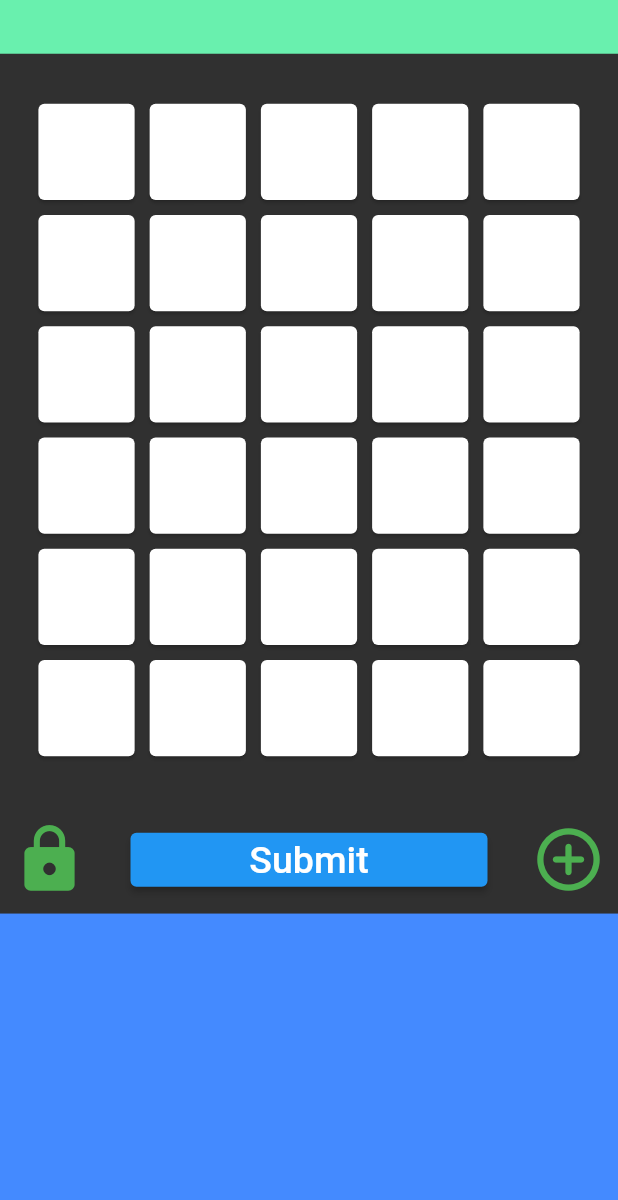
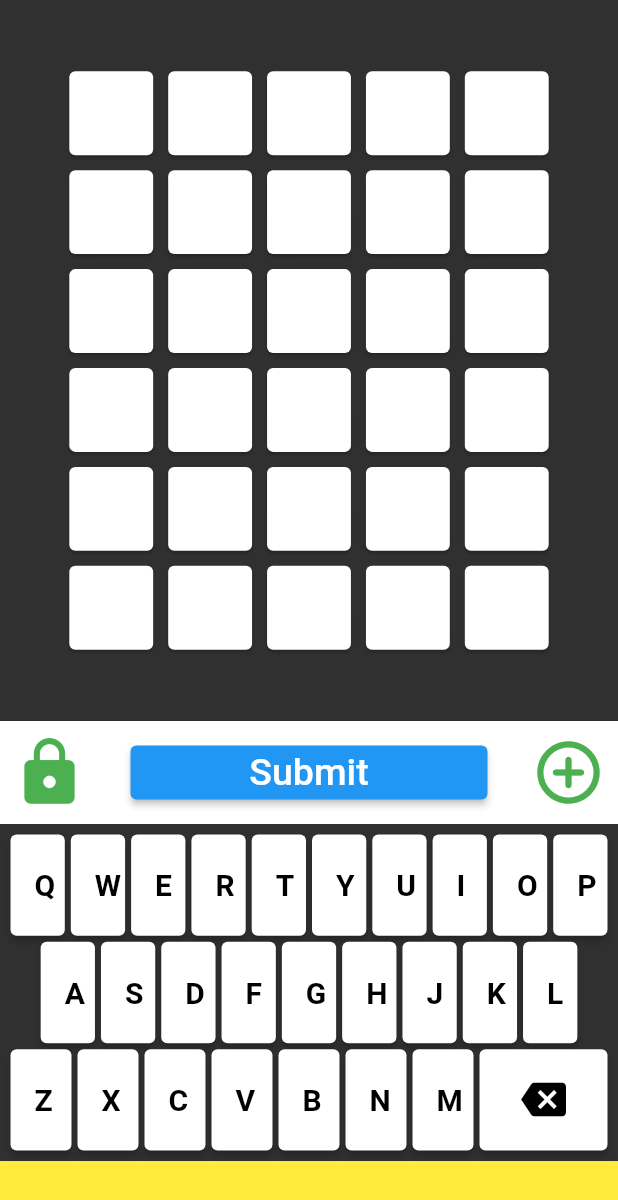
Before and after one commit to scancetin/wordle-app, a Flutter app: the screen it shows after launch, on a phone screen of 412 x 824 dp. Shown: the top 1200 px of the screen. Run offline on Flutter 3.47's test engine with Material 2 defaults, Android fonts, the phone set to English and light mode, and no system bars; our stand-ins replace font_awesome_flutter.

Commit message:
keyboard func done

```diff
--- a/lib/models/word_model.dart
+++ b/lib/models/word_model.dart
@@ -47,9 +47,9 @@ class WordModel extends ChangeNotifier {
       if (correctWord[letterIndex] == letter) {
         return Colors.green;
       } else if (correctWord.contains(letter)) {
-        return Colors.yellow;
+        return Colors.orange;
       }
-      return Colors.grey;
+      return Colors.blueGrey;
     }
     return Colors.white;
   }
--- a/lib/screens/game_screen.dart
+++ b/lib/screens/game_screen.dart
@@ -1,6 +1,7 @@
 // ignore_for_file: prefer_const_constructors
 
 import 'package:flutter/material.dart';
+import 'package:word_puzzle_game/widgets/keyboard_widget.dart';
 import 'package:word_puzzle_game/widgets/submit_bar_widget.dart';
 import 'package:word_puzzle_game/widgets/wordle_widget.dart';
 
@@ -14,17 +15,11 @@ class GameScreen extends StatelessWidget {
       color: Colors.grey[850],
       child: SafeArea(
         child: Column(
+          // ignore: prefer_const_literals_to_create_immutables
           children: [
-            Expanded(
-              flex: 1,
-              child: Container(color: Colors.greenAccent),
-            ),
-            Expanded(
-              flex: 14,
-              child: WordleWidget(),
-            ),
-            Expanded(flex: 2, child: SubmitBarWidget()),
-            Expanded(flex: 6, child: Container(color: Colors.blueAccent)),
+            Expanded(flex: 7, child: WordleWidget()),
+            Expanded(flex: 1, child: SubmitBarWidget()),
+            Expanded(flex: 4, child: KeyboardWidget()),
           ],
         ),
       ),
--- /dev/null
+++ b/lib/widgets/keyboard_widget.dart
@@ -0,0 +1,130 @@
+// ignore_for_file: prefer_const_constructors, prefer_const_literals_to_create_immutables, avoid_print
+
+import 'package:font_awesome_flutter/font_awesome_flutter.dart';
+import 'package:flutter/material.dart';
+import 'package:provider/provider.dart';
+import 'package:word_puzzle_game/models/word_model.dart';
+
+class KeyboardWidget extends StatelessWidget {
+  const KeyboardWidget({Key? key}) : super(key: key);
+
+  @override
+  Widget build(BuildContext context) {
+    return Column(
+      children: [
+        Expanded(
+          child: Padding(
+            padding: EdgeInsets.all(5),
+            child: Column(
+              mainAxisAlignment: MainAxisAlignment.center,
+              children: [
+                Expanded(
+                  child: Row(
+                    children: [
+                      keyboardButton("Q"),
+                      keyboardButton("W"),
+                      keyboardButton("E"),
+                      keyboardButton("R"),
+                      keyboardButton("T"),
+                      keyboardButton("Y"),
+                      keyboardButton("U"),
+                      keyboardButton("I"),
+                      keyboardButton("O"),
+                      keyboardButton("P"),
+                    ],
+                  ),
+                ),
+                Expanded(
+                  child: Row(
+                    children: [
+                      Spacer(),
+                      keyboardButton("A"),
+                      keyboardButton("S"),
+                      keyboardButton("D"),
+                      keyboardButton("F"),
+                      keyboardButton("G"),
+                      keyboardButton("H"),
+                      keyboardButton("J"),
+                      keyboardButton("K"),
+                      keyboardButton("L"),
+                      Spacer(),
+                    ],
+                  ),
+                ),
+                Expanded(
+                  child: Row(
+                    children: [
+                      keyboardButton("Z"),
+                      keyboardButton("X"),
+                      keyboardButton("C"),
+                      keyboardButton("V"),
+                      keyboardButton("B"),
+                      keyboardButton("N"),
+                      keyboardButton("M"),
+                      deleteKey(Icons.backspace),
+                    ],
+                  ),
+                ),
+              ],
+            ),
+          ),
+        ),
+        Container(height: 50, color: Colors.yellow),
+      ],
+    );
+  }
+
+  Widget keyboardButton(String key) {
+    return Expanded(
+      flex: 2,
+      child: Consumer<WordModel>(
+        builder: (context, model, child) {
+          return Padding(
+            padding: EdgeInsets.all(2),
+            child: ElevatedButton(
+              onPressed: () {
+                if (model.totalLetter < 5 && model.totalWord < 6) {
+                  // klavye eklenecek
+                  Provider.of<WordModel>(context, listen: false).addLetter(key);
+                }
+              },
+              style: ElevatedButton.styleFrom(
+                primary: Colors.white,
+                minimumSize: Size(double.infinity, double.infinity),
+              ),
+              child: Text(
+                key,
+                textAlign: TextAlign.center,
+                style: TextStyle(fontSize: 20, fontWeight: FontWeight.bold, color: Colors.black),
+              ),
+            ),
+          );
+        },
+      ),
+    );
+  }
+
+  Widget deleteKey(IconData icon) {
+    return Expanded(
+      flex: 4,
+      child: Consumer<WordModel>(
+        builder: (context, model, child) {
+          return Padding(
+            padding: EdgeInsets.all(2),
+            child: ElevatedButton(
+                onPressed: () {
+                  if (model.totalLetter > 0 && model.totalWord < 6) {
+                    Provider.of<WordModel>(context, listen: false).deleteLetter();
+                  }
+                },
+                style: ElevatedButton.styleFrom(
+                  primary: Colors.white,
+                  minimumSize: Size(double.infinity, double.infinity),
+                ),
+                child: Icon(icon, size: 30, color: Colors.black)),
+          );
+        },
+      ),
+    );
+  }
+}
--- a/lib/widgets/submit_bar_widget.dart
+++ b/lib/widgets/submit_bar_widget.dart
@@ -10,29 +10,18 @@ class SubmitBarWidget extends StatelessWidget {
   Widget build(BuildContext context) {
     return Consumer<WordModel>(
       builder: (context, model, child) {
-        return Row(
+        return Container(
+          color: Colors.white,
+          child: Row(
             mainAxisAlignment: MainAxisAlignment.spaceBetween,
             children: [
               leftButton(model, context),
               submitButton(model, context),
               rigthButton(model, context),
             ],
+          ),
         );
       },
-    );
-  }
-
-  IconButton rigthButton(WordModel model, BuildContext context) {
-    return IconButton(
-      onPressed: () {
-        if (model.totalLetter < 5 && model.totalWord < 6) {
-          // klavye eklenecek
-          Provider.of<WordModel>(context, listen: false).addLetter("W");
-        }
-      },
-      icon: Icon(Icons.add_circle_outline_rounded),
-      iconSize: 50,
-      color: Colors.green,
     );
   }
 
@@ -58,13 +47,22 @@ class SubmitBarWidget extends StatelessWidget {
   IconButton leftButton(WordModel model, BuildContext context) {
     return IconButton(
       onPressed: () {
-        if (model.totalLetter > 0 && model.totalWord < 6) {
-          Provider.of<WordModel>(context, listen: false).deleteLetter();
-        }
+        //lock button
       },
       icon: Icon(Icons.lock),
       iconSize: 50,
       color: Colors.green,
     );
   }
+
+  IconButton rigthButton(WordModel model, BuildContext context) {
+    return IconButton(
+      onPressed: () {
+        //hint button
+      },
+      icon: Icon(Icons.add_circle_outline_rounded),
+      iconSize: 50,
+      color: Colors.green,
+    );
   }
+}
--- a/lib/widgets/wordle_widget.dart
+++ b/lib/widgets/wordle_widget.dart
@@ -40,24 +40,27 @@ class WordleWidget extends StatelessWidget {
   }
 
   Consumer letterBox(int wordIndex, int letterIndex) {
-    return Consumer<WordModel>(builder: (context, model, child) {
-      double _boxSize = MediaQuery.of(context).size.width * 0.18;
+    return Consumer<WordModel>(
+      builder: (context, model, child) {
+        double _boxSize = MediaQuery.of(context).size.width * 0.16;
         String _letter = model.fillBoxes(wordIndex, letterIndex);
+        Color _color = model.boxColor(_letter, wordIndex, letterIndex);
         return SizedBox(
           width: _boxSize,
           height: _boxSize,
           child: Card(
             margin: EdgeInsets.all(5),
-          color: model.boxColor(_letter, wordIndex, letterIndex),
+            color: _color,
             shadowColor: Colors.black,
             child: Center(
               child: Text(
                 _letter,
-              style: TextStyle(fontSize: 45, fontWeight: FontWeight.bold),
+                style: TextStyle(fontSize: 45, fontWeight: FontWeight.bold, color: _color == Colors.white ? Colors.black : Colors.white),
               ),
             ),
           ),
         );
-    });
+      },
+    );
   }
 }
--- a/pubspec.yaml
+++ b/pubspec.yaml
@@ -35,6 +35,7 @@ dependencies:
   # Use with the CupertinoIcons class for iOS style icons.
   cupertino_icons: ^1.0.2
   provider: ^6.0.2
+  font_awesome_flutter: ^9.2.0
 
 dev_dependencies:
   flutter_test:
```
Also changed, not shown: pubspec.lock. Lines whose indentation alone changed are shown as unchanged.
